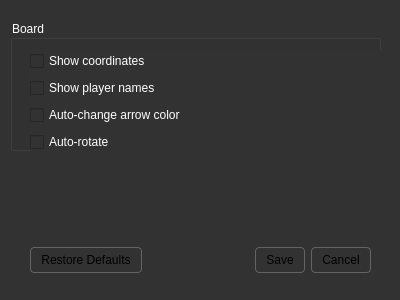
This is ui/settings.ui in GammaDeltaII/4PlayerChess as Qt 5 draws it before an edit. The edited form follows.
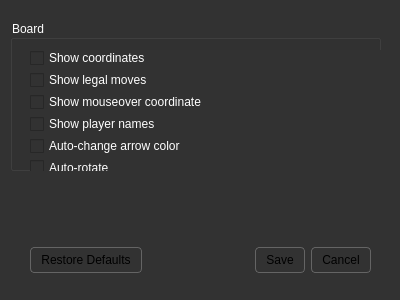
This is the edited form.

Commit message: Added legal move indicators. Added mouseover coordinates. Added check for absolute pins. Added about PyQt. Fixed bug allowing castling when in check.

Patch:
```diff
--- a/ui/settings.ui
+++ b/ui/settings.ui
@@ -56,7 +56,7 @@
      <x>10</x>
      <y>20</y>
      <width>371</width>
-     <height>131</height>
+     <height>151</height>
     </rect>
    </property>
    <property name="title">
@@ -68,7 +68,7 @@
       <x>20</x>
       <y>30</y>
       <width>378</width>
-      <height>103</height>
+      <height>125</height>
      </rect>
     </property>
     <layout class="QVBoxLayout" name="verticalLayout">
@@ -79,6 +79,20 @@
        </property>
       </widget>
      </item>
+     <item>
+      <widget class="QCheckBox" name="showlegalmoves">
+       <property name="text">
+        <string>Show legal moves</string>
+       </property>
+      </widget>
+     </item>
+     <item>
+      <widget class="QCheckBox" name="coordinatehelp">
+       <property name="text">
+        <string>Show mouseover coordinate</string>
+       </property>
+      </widget>
+     </item>
      <item>
       <widget class="QCheckBox" name="shownames">
        <property name="text">
```
The commit also changes 13 other files.
